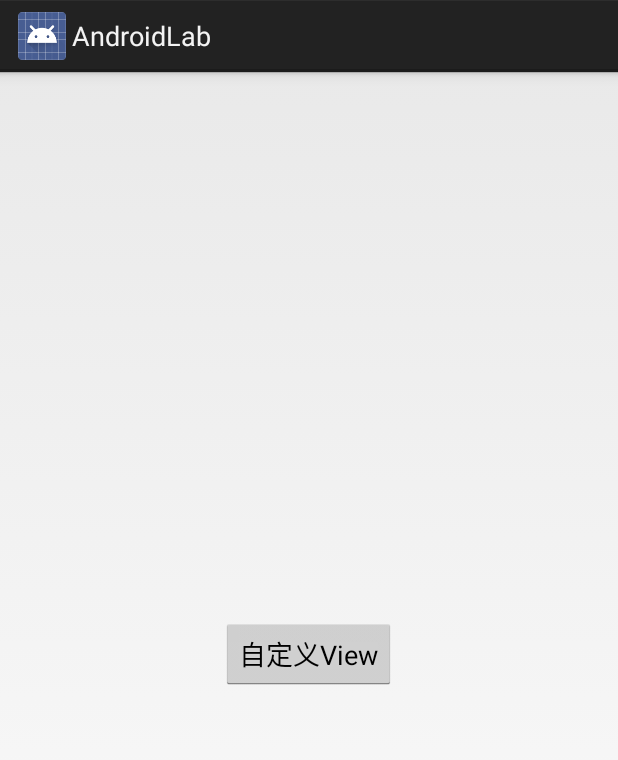
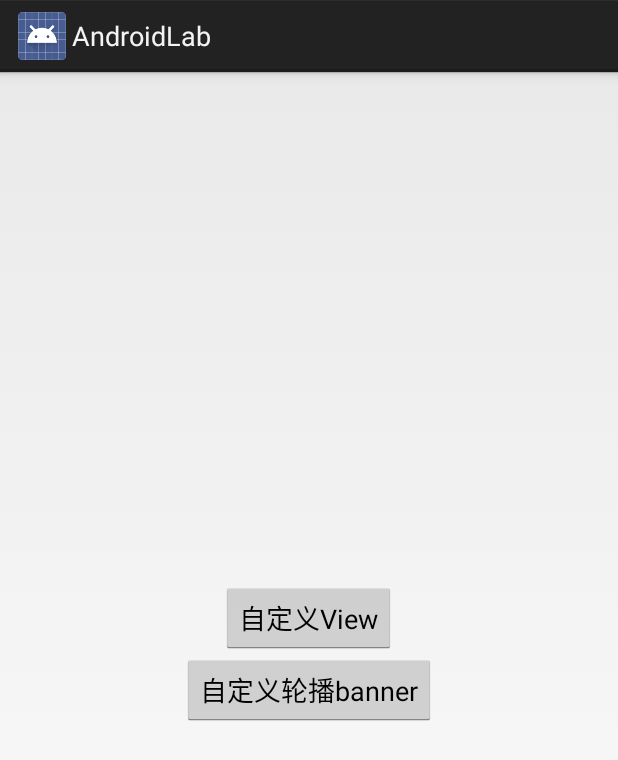
Before and after one commit to burulangtu/AndroidLab, an Android app: the layout activity_main.xml on its own in the app's theme, with its tools: preview values and no code run, on a phone screen of 412 x 824 dp. Shown: the top 760 px of the screen. Run offline under Robolectric (Android 15) with nearby library versions, the phone set to English and light mode, and no system bars.

Commit message:
feat:增加轮播banner

```diff
--- a/app/src/main/AndroidManifest.xml
+++ b/app/src/main/AndroidManifest.xml
@@ -16,7 +16,8 @@
                 <category android:name="android.intent.category.LAUNCHER" />
             </intent-filter>
         </activity><!---->
-        <activity android:name=".diyview.DIYViewActivity"></activity>
+        <activity android:name=".diyview.DIYViewActivity" />
+        <activity android:name=".diybanner.DIYBannerActivity" />
     </application>
 
 </manifest>
--- a/app/src/main/java/com/sunkai/lab/androidlab/MainActivity.java
+++ b/app/src/main/java/com/sunkai/lab/androidlab/MainActivity.java
@@ -5,6 +5,7 @@ import android.content.Intent;
 import android.os.Bundle;
 import android.view.View;
 
+import com.sunkai.lab.androidlab.diybanner.DIYBannerActivity;
 import com.sunkai.lab.androidlab.diyview.DIYViewActivity;
 
 public class MainActivity extends Activity {
@@ -18,4 +19,8 @@ public class MainActivity extends Activity {
     public void diyView(View view) {
         startActivity(new Intent(this, DIYViewActivity.class));
     }
+
+    public void diyBanner(View view) {
+        startActivity(new Intent(this,DIYBannerActivity.class));
+    }
 }
--- /dev/null
+++ b/app/src/main/res/drawable/indicator_normal.xml
@@ -0,0 +1,9 @@
+<?xml version="1.0" encoding="utf-8"?>
+<shape xmlns:android="http://schemas.android.com/apk/res/android"
+    android:shape="oval"
+    >
+   <solid android:color="@android:color/darker_gray"/>
+   <size android:height="5dp"
+          android:width="5dp"
+        />
+</shape>
--- /dev/null
+++ b/app/src/main/res/drawable/indicator_selected.xml
@@ -0,0 +1,9 @@
+<?xml version="1.0" encoding="utf-8"?>
+<shape xmlns:android="http://schemas.android.com/apk/res/android"
+    android:shape="oval"
+    >
+   <solid android:color="@android:color/white"/>
+   <size android:height="5dp"
+          android:width="5dp"
+        />
+</shape>
--- a/app/src/main/res/layout/activity_main.xml
+++ b/app/src/main/res/layout/activity_main.xml
@@ -5,6 +5,7 @@
     android:layout_width="match_parent"
     android:layout_height="match_parent"
     android:gravity="center"
+    android:orientation="vertical"
     tools:context="com.sunkai.lab.androidlab.MainActivity">
 
     <Button
@@ -17,4 +18,14 @@
         app:layout_constraintRight_toRightOf="parent"
         app:layout_constraintTop_toTopOf="parent" />
 
+    <Button
+        android:layout_width="wrap_content"
+        android:layout_height="wrap_content"
+        android:onClick="diyBanner"
+        android:text="自定义轮播banner"
+        app:layout_constraintBottom_toBottomOf="parent"
+        app:layout_constraintLeft_toLeftOf="parent"
+        app:layout_constraintRight_toRightOf="parent"
+        app:layout_constraintTop_toTopOf="parent" />
+
 </LinearLayout>
```
Also changed, not shown: app/src/main/java/com/sunkai/lab/androidlab/diybanner/CustomTransformer.java (added, +22 -0 lines), app/src/main/java/com/sunkai/lab/androidlab/diybanner/DIYBannerActivity.java (added, +142 -0 lines), app/src/main/java/com/sunkai/lab/androidlab/diybanner/MyPageAdapter.java (added, +63 -0 lines), app/src/main/res/layout/activity_diy_banner_layout.xml (added, +28 -0 lines), 2 other files.
